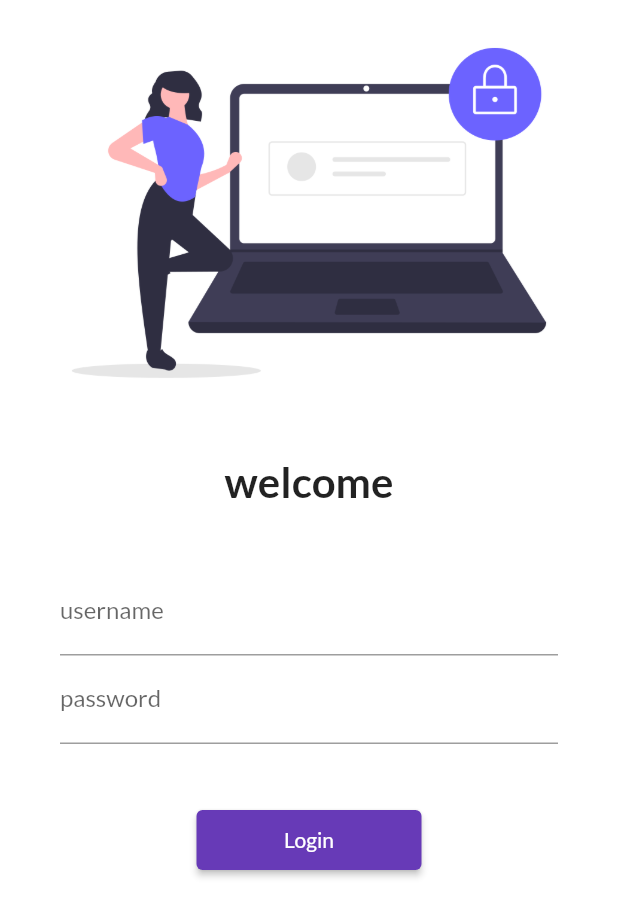
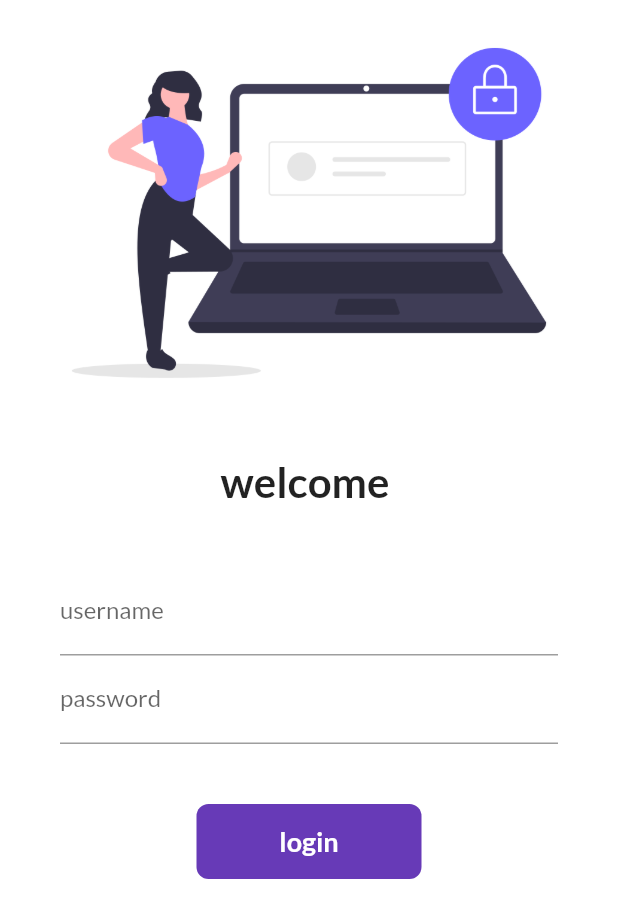
Before and after one commit to iamniravm23/Futter_catalog-demo, a Flutter app: the screen it shows after launch, on a phone screen of 412 x 824 dp. Shown: the top 918 px of the screen. Run offline on Flutter 3.47's test engine with Material 2 defaults, Android fonts, the phone set to English and light mode, and no system bars; our stand-ins replace google_fonts.

Commit message:
day5 completed

```diff
--- a/lib/pages/login_page.dart
+++ b/lib/pages/login_page.dart
@@ -4,7 +4,14 @@ import 'package:flutter/material.dart';
 import 'package:flutter_catalog/pages/home_page.dart';
 import 'package:flutter_catalog/utils/routes.dart';
 
-class LoginPage extends StatelessWidget {
+class LoginPage extends StatefulWidget {
+  @override
+  _LoginPageState createState() => _LoginPageState();
+}
+
+class _LoginPageState extends State<LoginPage> {
+  String name = "";
+  bool changeButton = false;
   @override
   Widget build(BuildContext context) {
     return Material(
@@ -20,7 +27,7 @@ class LoginPage extends StatelessWidget {
                 height: 20,
               ),
               Text(
-                "welcome",
+                "welcome $name",
                 style: TextStyle(fontSize: 28, fontWeight: FontWeight.bold),
               ),
               SizedBox(
@@ -34,6 +41,10 @@ class LoginPage extends StatelessWidget {
                     TextFormField(
                       decoration: InputDecoration(
                           hintText: "Enter UserName", labelText: "username"),
+                      onChanged: (value) {
+                        name = value;
+                        setState(() {});
+                      },
                     ),
                     TextFormField(
                       obscureText: true,
@@ -43,13 +54,47 @@ class LoginPage extends StatelessWidget {
                     SizedBox(
                       height: 40,
                     ),
-                    ElevatedButton(
-                      child: Text("Login"),
-                      style: TextButton.styleFrom(minimumSize: Size(150, 40)),
-                      onPressed: () {
+
+                    InkWell(
+                      onTap: () async {
+                        setState(() {
+                          changeButton = true;
+                        });
+                        await Future.delayed(Duration(seconds: 1));
                         Navigator.pushNamed(context, MyRoutes.homeRoute);
                       },
+                      child: AnimatedContainer(
+                        duration: Duration(seconds: 1),
+                        width: changeButton ? 50 : 150,
+                        height: 50,
+                        alignment: Alignment.center,
+                        child: changeButton
+                            ? Icon(
+                                Icons.done,
+                                color: Colors.white,
+                              )
+                            : Text(
+                                "login",
+                                style: TextStyle(
+                                    color: Colors.white,
+                                    fontWeight: FontWeight.bold,
+                                    fontSize: 18),
+                              ),
+                        decoration: BoxDecoration(
+                            color: Colors.deepPurple,
+                            //  shape: changeButton?BoxShape.circle:BoxShape.rectangle,
+                            borderRadius: BorderRadius.circular(
+                              changeButton ? 50 : 8,
+                            )),
+                      ),
                     )
+                    // ElevatedButton(
+                    //   child: Text("Login"),
+                    //   style: TextButton.styleFrom(minimumSize: Size(150, 40)),
+                    //   onPressed: () {
+                    //     Navigator.pushNamed(context, MyRoutes.homeRoute);
+                    //   },
+                    // )
                   ],
                 ),
               )
```
